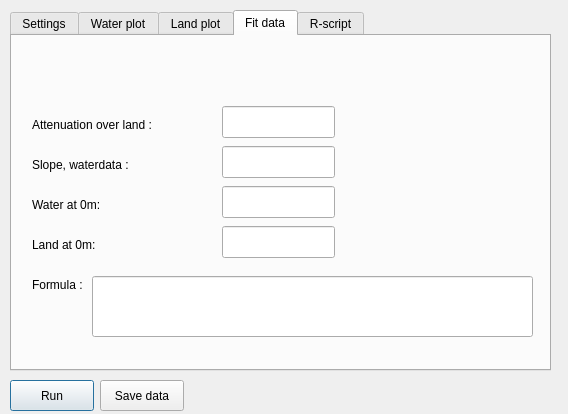
This is altitudecorrector_dialog_base.ui in sickel/altitudecorrector as Qt 5 draws it before an edit. The edited form follows.
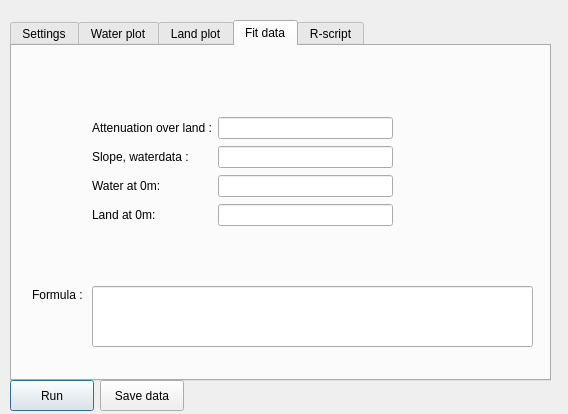
This is the edited form. The open tabs and pages were chosen to show the change. Custom widgets are drawn as their Qt base class.

Commit message: Some refactoring, added formula on R-scriot

What changed in the file:
```diff
--- a/altitudecorrector_dialog_base.ui
+++ b/altitudecorrector_dialog_base.ui
@@ -17,7 +17,7 @@
    <property name="geometry">
     <rect>
      <x>10</x>
-     <y>10</y>
+     <y>20</y>
      <width>541</width>
      <height>361</height>
     </rect>
@@ -230,87 +230,6 @@
     <attribute name="title">
      <string>Fit data</string>
     </attribute>
-    <widget class="QLabel" name="label_7">
-     <property name="geometry">
-      <rect>
-       <x>20</x>
-       <y>160</y>
-       <width>191</width>
-       <height>18</height>
-      </rect>
-     </property>
-     <property name="text">
-      <string>Water at 0m:</string>
-     </property>
-    </widget>
-    <widget class="QLabel" name="label_9">
-     <property name="geometry">
-      <rect>
-       <x>20</x>
-       <y>80</y>
-       <width>171</width>
-       <height>18</height>
-      </rect>
-     </property>
-     <property name="text">
-      <string>Attenuation over land :</string>
-     </property>
-    </widget>
-    <widget class="QLineEdit" name="leNTB">
-     <property name="geometry">
-      <rect>
-       <x>210</x>
-       <y>150</y>
-       <width>113</width>
-       <height>32</height>
-      </rect>
-     </property>
-     <property name="readOnly">
-      <bool>true</bool>
-     </property>
-    </widget>
-    <widget class="QLineEdit" name="leAlpha">
-     <property name="geometry">
-      <rect>
-       <x>210</x>
-       <y>70</y>
-       <width>113</width>
-       <height>32</height>
-      </rect>
-     </property>
-     <property name="readOnly">
-      <bool>true</bool>
-     </property>
-    </widget>
-    <widget class="QLabel" name="label_11">
-     <property name="geometry">
-      <rect>
-       <x>20</x>
-       <y>120</y>
-       <width>121</width>
-       <height>18</height>
-      </rect>
-     </property>
-     <property name="text">
-      <string>Slope, waterdata :</string>
-     </property>
-    </widget>
-    <widget class="QLineEdit" name="leWaterSlope">
-     <property name="geometry">
-      <rect>
-       <x>210</x>
-       <y>110</y>
-       <width>113</width>
-       <height>32</height>
-      </rect>
-     </property>
-     <property name="text">
-      <string/>
-     </property>
-     <property name="readOnly">
-      <bool>true</bool>
-     </property>
-    </widget>
     <widget class="QLineEdit" name="leFormula">
      <property name="geometry">
       <rect>
@@ -340,31 +259,76 @@
       <string>Formula :</string>
      </property>
     </widget>
-    <widget class="QLineEdit" name="leLand1m">
+    <widget class="QWidget" name="gridLayoutWidget">
      <property name="geometry">
       <rect>
-       <x>210</x>
-       <y>190</y>
-       <width>113</width>
-       <height>32</height>
+       <x>80</x>
+       <y>70</y>
+       <width>301</width>
+       <height>111</height>
       </rect>
      </property>
-     <property name="readOnly">
-      <bool>true</bool>
-     </property>
-    </widget>
-    <widget class="QLabel" name="label_8">
-     <property name="geometry">
-      <rect>
-       <x>20</x>
-       <y>200</y>
-       <width>191</width>
-       <height>18</height>
-      </rect>
-     </property>
-     <property name="text">
-      <string>Land at 0m:</string>
-     </property>
+     <layout class="QGridLayout" name="gridLayout_2">
+      <item row="0" column="0">
+       <widget class="QLabel" name="label_9">
+        <property name="text">
+         <string>Attenuation over land :</string>
+        </property>
+       </widget>
+      </item>
+      <item row="0" column="1">
+       <widget class="QLineEdit" name="leAlpha">
+        <property name="readOnly">
+         <bool>true</bool>
+        </property>
+       </widget>
+      </item>
+      <item row="2" column="0">
+       <widget class="QLabel" name="label_7">
+        <property name="text">
+         <string>Water at 0m:</string>
+        </property>
+       </widget>
+      </item>
+      <item row="1" column="1">
+       <widget class="QLineEdit" name="leWaterSlope">
+        <property name="text">
+         <string/>
+        </property>
+        <property name="readOnly">
+         <bool>true</bool>
+        </property>
+       </widget>
+      </item>
+      <item row="1" column="0">
+       <widget class="QLabel" name="label_11">
+        <property name="text">
+         <string>Slope, waterdata :</string>
+        </property>
+       </widget>
+      </item>
+      <item row="2" column="1">
+       <widget class="QLineEdit" name="leWater0">
+        <property name="readOnly">
+         <bool>true</bool>
+        </property>
+       </widget>
+      </item>
+      <item row="3" column="1">
+       <widget class="QLineEdit" name="leLand1m">
+        <property name="readOnly">
+         <bool>true</bool>
+        </property>
+       </widget>
+      </item>
+      <item row="3" column="0">
+       <widget class="QLabel" name="label_8">
+        <property name="text">
+         <string>Land at 0m:</string>
+        </property>
+       </widget>
+      </item>
+     </layout>
     </widget>
    </widget>
    <widget class="QWidget" name="tab_4">
```
Left out of the diff: 5 changed lines with no effect on the pictures. The commit also changes 2 other files.
